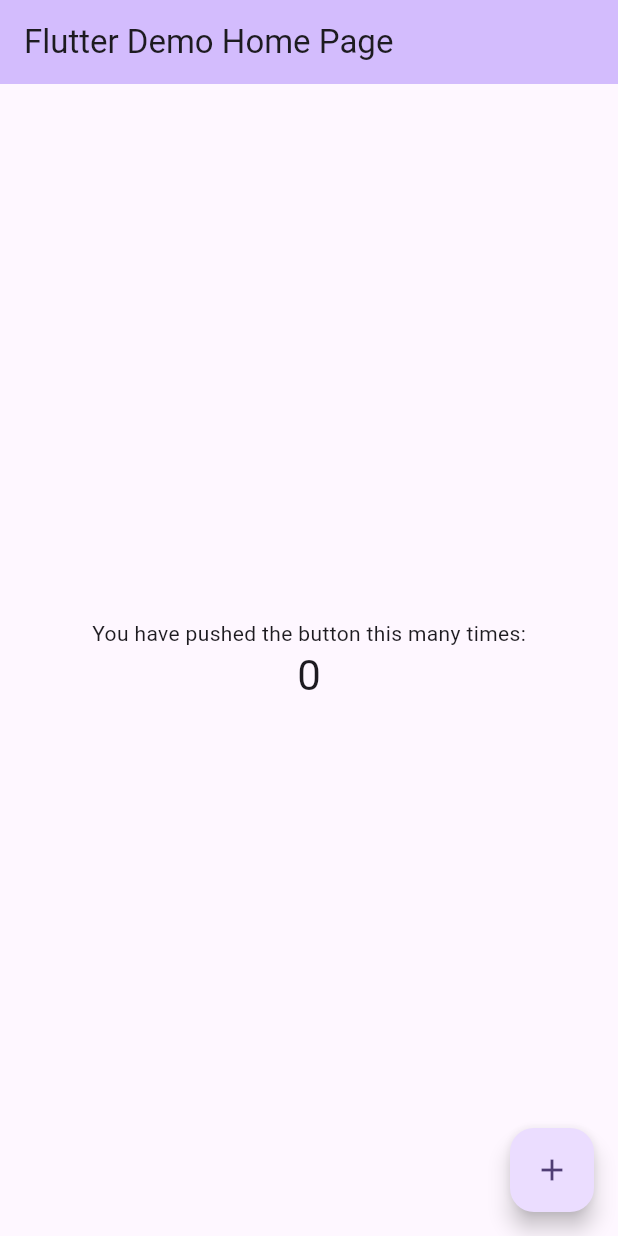
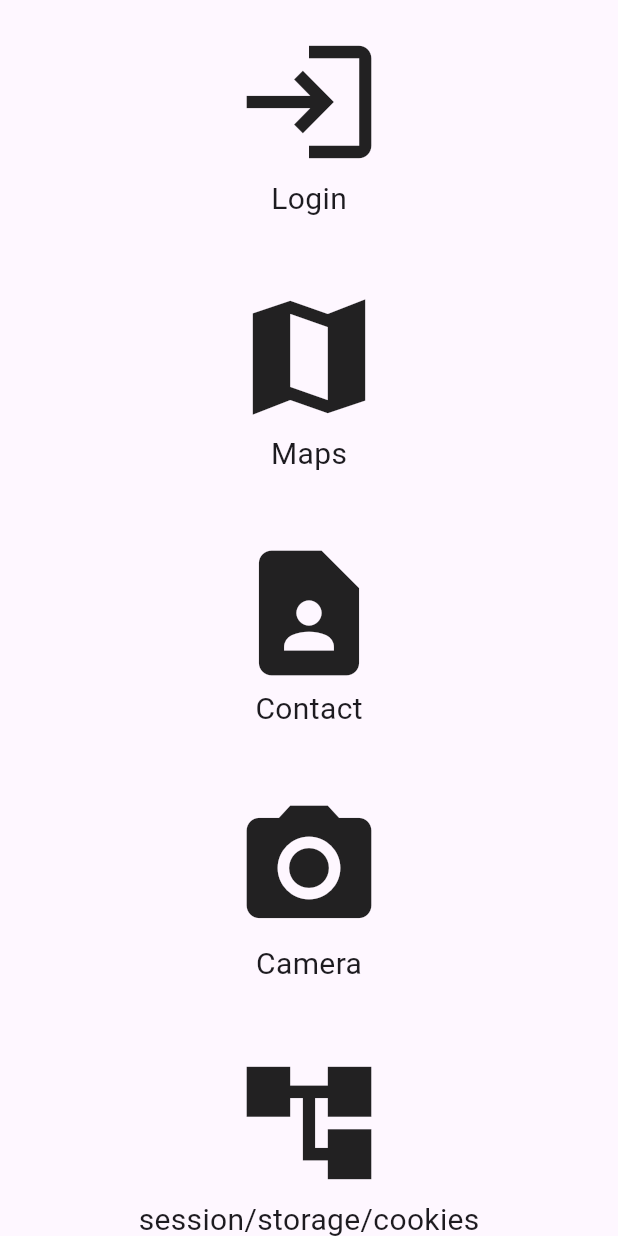
Before and after one commit to pandroe/test_2_pt_bionic, a Flutter app: the screen it shows after launch, on a phone screen of 412 x 824 dp. Run offline on Flutter 3.47's test engine with Material 3 defaults, Android fonts, the phone set to English and light mode, and no system bars.

Commit message:
add 5 button menu

```diff
--- /dev/null
+++ b/lib/home_screen/views/home_screen.dart
@@ -0,0 +1,96 @@
+import 'package:flutter/material.dart';
+import 'package:test_dua_pt_bionic/utils/constant.dart';
+
+class HomeScreen extends StatelessWidget {
+  const HomeScreen({super.key});
+
+  @override
+  Widget build(BuildContext context) {
+    Constant constant = Constant(context);
+    return Scaffold(
+      body: ListView(
+        children: [
+          Padding(
+            padding: const EdgeInsets.all(18.0),
+            child: Column(
+              children: [
+                Column(
+                  children: [
+                    GestureDetector(
+                      onTap: () {},
+                      child: Icon(Icons.login, size: 100),
+                    ),
+                    Text(
+                      'Login',
+                      style: TextStyle(fontSize: Constant.fontBig),
+                    ),
+                  ],
+                ),
+                SizedBox(
+                  height: constant.size.height * 0.050,
+                ),
+                Column(
+                  children: [
+                    GestureDetector(
+                      onTap: () {},
+                      child: Icon(Icons.map_sharp, size: 100),
+                    ),
+                    Text(
+                      'Maps',
+                      style: TextStyle(fontSize: Constant.fontBig),
+                    ),
+                  ],
+                ),
+                SizedBox(
+                  height: constant.size.height * 0.050,
+                ),
+                Column(
+                  children: [
+                    GestureDetector(
+                      onTap: () {},
+                      child: Icon(Icons.contact_page, size: 100),
+                    ),
+                    Text(
+                      'Contact',
+                      style: TextStyle(fontSize: Constant.fontBig),
+                    ),
+                  ],
+                ),
+                SizedBox(
+                  height: constant.size.height * 0.050,
+                ),
+                Column(
+                  children: [
+                    GestureDetector(
+                      onTap: () {},
+                      child: Icon(Icons.camera_alt, size: 100),
+                    ),
+                    Text(
+                      'Camera',
+                      style: TextStyle(fontSize: Constant.fontBig),
+                    ),
+                  ],
+                ),
+                SizedBox(
+                  height: constant.size.height * 0.050,
+                ),
+                Column(
+                  children: [
+                    GestureDetector(
+                      onTap: () {},
+                      child: Icon(Icons.account_tree_sharp, size: 100),
+                    ),
+                    Text(
+                      'session/storage/cookies',
+                      style: TextStyle(fontSize: Constant.fontBig),
+                    ),
+                  ],
+                ),
+              ],
+            ),
+          )
+        ],
+      ),
+    );
+  }
+}
--- a/lib/main.dart
+++ b/lib/main.dart
@@ -1,4 +1,5 @@
 import 'package:flutter/material.dart';
+import 'package:test_dua_pt_bionic/home_screen/views/home_screen.dart';
 
 void main() {
   runApp(const MyApp());
@@ -11,115 +12,13 @@
   @override
   Widget build(BuildContext context) {
     return MaterialApp(
+      debugShowCheckedModeBanner: false,
       title: 'Flutter Demo',
       theme: ThemeData(
-        // This is the theme of your application.
-        //
-        // TRY THIS: Try running your application with "flutter run". You'll see
-        // the application has a purple toolbar. Then, without quitting the app,
-        // try changing the seedColor in the colorScheme below to Colors.green
-        // and then invoke "hot reload" (save your changes or press the "hot
-        // reload" button in a Flutter-supported IDE, or press "r" if you used
-        // the command line to start the app).
-        //
-        // Notice that the counter didn't reset back to zero; the application
-        // state is not lost during the reload. To reset the state, use hot
-        // restart instead.
-        //
-        // This works for code too, not just values: Most code changes can be
-        // tested with just a hot reload.
         colorScheme: ColorScheme.fromSeed(seedColor: Colors.deepPurple),
         useMaterial3: true,
       ),
-      home: const MyHomePage(title: 'Flutter Demo Home Page'),
+      home: HomeScreen(),
     );
   }
 }
-
-class MyHomePage extends StatefulWidget {
-  const MyHomePage({super.key, required this.title});
-
-  // This widget is the home page of your application. It is stateful, meaning
-  // that it has a State object (defined below) that contains fields that affect
-  // how it looks.
-
-  // This class is the configuration for the state. It holds the values (in this
-  // case the title) provided by the parent (in this case the App widget) and
-  // used by the build method of the State. Fields in a Widget subclass are
-  // always marked "final".
-
-  final String title;
-
-  @override
-  State<MyHomePage> createState() => _MyHomePageState();
-}
-
-class _MyHomePageState extends State<MyHomePage> {
-  int _counter = 0;
-
-  void _incrementCounter() {
-    setState(() {
-      // This call to setState tells the Flutter framework that something has
-      // changed in this State, which causes it to rerun the build method below
-      // so that the display can reflect the updated values. If we changed
-      // _counter without calling setState(), then the build method would not be
-      // called again, and so nothing would appear to happen.
-      _counter++;
-    });
-  }
-
-  @override
-  Widget build(BuildContext context) {
-    // This method is rerun every time setState is called, for instance as done
-    // by the _incrementCounter method above.
-    //
-    // The Flutter framework has been optimized to make rerunning build methods
-    // fast, so that you can just rebuild anything that needs updating rather
-    // than having to individually change instances of widgets.
-    return Scaffold(
-      appBar: AppBar(
-        // TRY THIS: Try changing the color here to a specific color (to
-        // Colors.amber, perhaps?) and trigger a hot reload to see the AppBar
-        // change color while the other colors stay the same.
-        backgroundColor: Theme.of(context).colorScheme.inversePrimary,
-        // Here we take the value from the MyHomePage object that was created by
-        // the App.build method, and use it to set our appbar title.
-        title: Text(widget.title),
-      ),
-      body: Center(
-        // Center is a layout widget. It takes a single child and positions it
-        // in the middle of the parent.
-        child: Column(
-          // Column is also a layout widget. It takes a list of children and
-          // arranges them vertically. By default, it sizes itself to fit its
-          // children horizontally, and tries to be as tall as its parent.
-          //
-          // Column has various properties to control how it sizes itself and
-          // how it positions its children. Here we use mainAxisAlignment to
-          // center the children vertically; the main axis here is the vertical
-          // axis because Columns are vertical (the cross axis would be
-          // horizontal).
-          //
-          // TRY THIS: Invoke "debug painting" (choose the "Toggle Debug Paint"
-          // action in the IDE, or press "p" in the console), to see the
-          // wireframe for each widget.
-          mainAxisAlignment: MainAxisAlignment.center,
-          children: <Widget>[
-            const Text(
-              'You have pushed the button this many times:',
-            ),
-            Text(
-              '$_counter',
-              style: Theme.of(context).textTheme.headlineMedium,
-            ),
-          ],
-        ),
-      ),
-      floatingActionButton: FloatingActionButton(
-        onPressed: _incrementCounter,
-        tooltip: 'Increment',
-        child: const Icon(Icons.add),
-      ), // This trailing comma makes auto-formatting nicer for build methods.
-    );
-  }
-}
--- /dev/null
+++ b/lib/utils/constant.dart
@@ -0,0 +1,26 @@
+import 'package:flutter/widgets.dart';
+
+class Constant {
+  // regular = normal, small < regular < big
+  static const double fontExtraSmall = 10.0;
+  static const double fontSmall = 12.0;
+  static const double fontSemiSmall = 14.0;
+  static const double fontRegular = 15.0;
+  static const double fontSemiRegular = 16.0;
+  static const double fontSemiBig = 18.0;
+  static const double fontBig = 20.0;
+  static const double fontExtraBig = 28.0;
+  static const double fontTitle = 24.0;
+
+  static const int purpleColorLight = 0xFF9934C9;
+  static const int purpleColorDark = 0xFF4D196B;
+  static const int orangeColorDark = 0xFFFA5614;
+  static const int orangeColorLight = 0xFFF68A28;
+  static const int whiteColorLight = 0xFFFFFFFF;
+  static const int whiteColorBase = 0xFFFAFAFA;
+  static const int blackColorLight = 0xFF302E37;
+
+  final Size size;
+
+  Constant(BuildContext context) : size = MediaQuery.of(context).size;
+}
```
